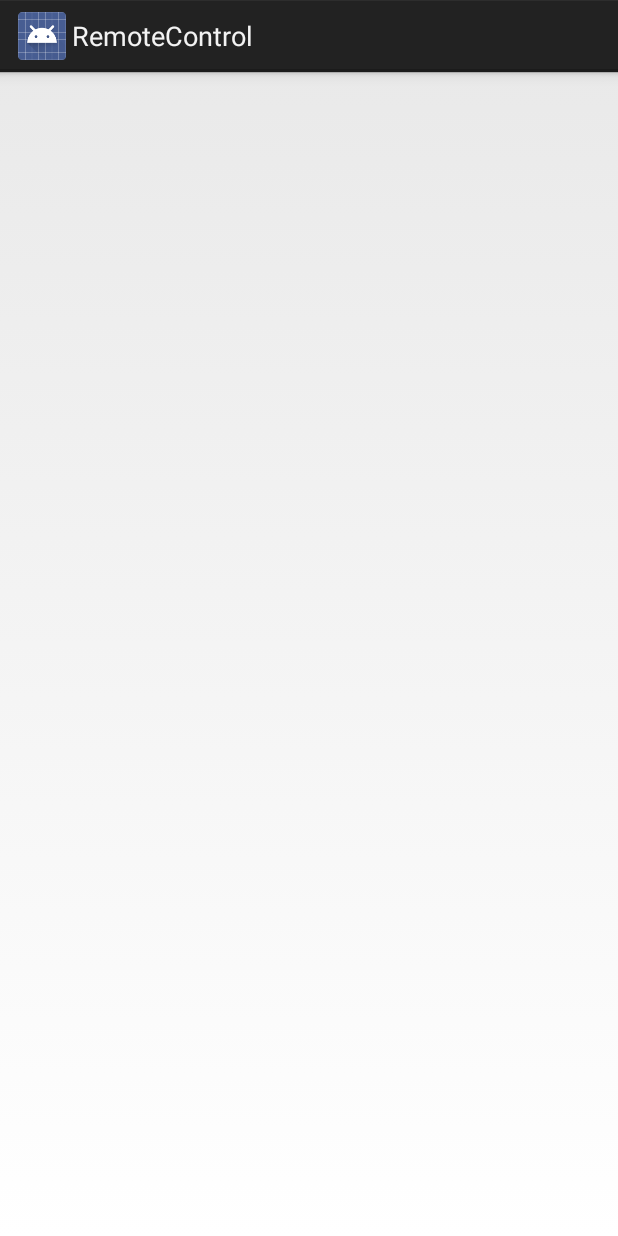
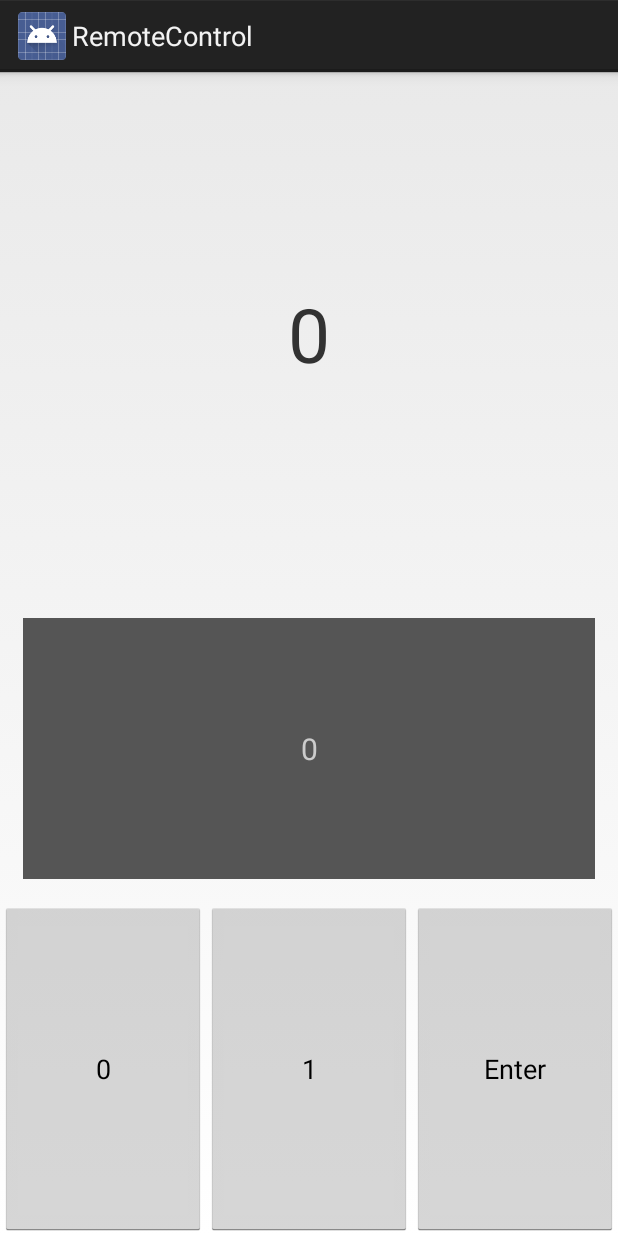
Before and after one commit to beepscore/RemoteControl, an Android app: the layout fragment_remote_control.xml on its own in the app's theme, with its tools: preview values and no code run, on a phone screen of 412 x 824 dp. Run offline under Robolectric (Android 15) with nearby library versions, the phone set to English and light mode, and no system bars.

Commit message:
In fragment_remote_control add TextViews and Buttons

```diff
--- a/app/src/main/res/layout/fragment_remote_control.xml
+++ b/app/src/main/res/layout/fragment_remote_control.xml
@@ -2,6 +2,42 @@
 <TableLayout xmlns:android="http://schemas.android.com/apk/res/android"
              android:id="@+id/fragment_remote_control_tableLayout"
              android:layout_width="match_parent"
-             android:layout_height="match_parent">
-
+             android:layout_height="match_parent"
+             android:stretchColumns="*" >
+    <TextView
+        android:id="@+id/fragment_remote_control_selectedTextView"
+        android:layout_width="match_parent"
+        android:layout_height="0dp"
+        android:layout_weight="2"
+        android:gravity="center"
+        android:text="0"
+        android:textSize="50dp" />
+    <TextView
+        android:id="@+id/fragment_remote_control_workingTextView"
+        android:layout_width="match_parent"
+        android:layout_height="0dp"
+        android:layout_weight="1"
+        android:layout_margin="15dp"
+        android:background="#555555"
+        android:gravity="center"
+        android:text="0"
+        android:textColor="#cccccc"
+        android:textSize="20dp" />
+    <TableRow android:layout_weight="1" >
+        <Button
+            android:id="@+id/fragment_remote_control_zeroButton"
+            android:layout_width="0dp"
+            android:layout_height="match_parent"
+            android:text="0" />
+        <Button
+            android:id="@+id/fragment_remote_control_oneButton"
+            android:layout_width="0dp"
+            android:layout_height="match_parent"
+            android:text="1" />
+        <Button
+            android:id="@+id/fragment_remote_control_enterButton"
+            android:layout_width="0dp"
+            android:layout_height="match_parent"
+            android:text="Enter" />
+    </TableRow>
 </TableLayout>
```
